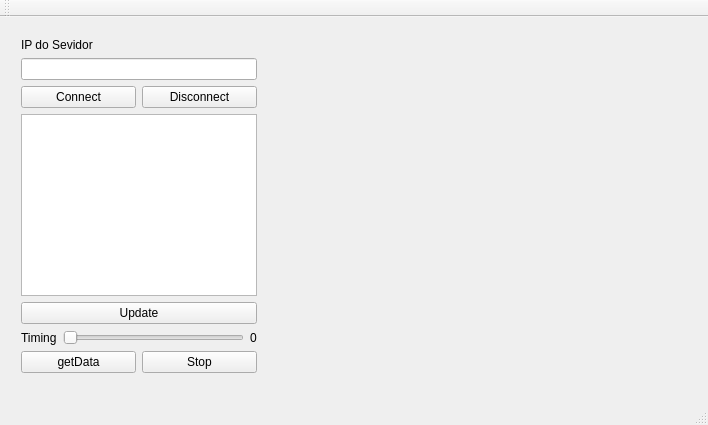
daniellycosta/DCA1202_Cliente_Produtor_e_Supervisor, file Cliente_Consumidor/mainwindow.ui: the form before one commit.
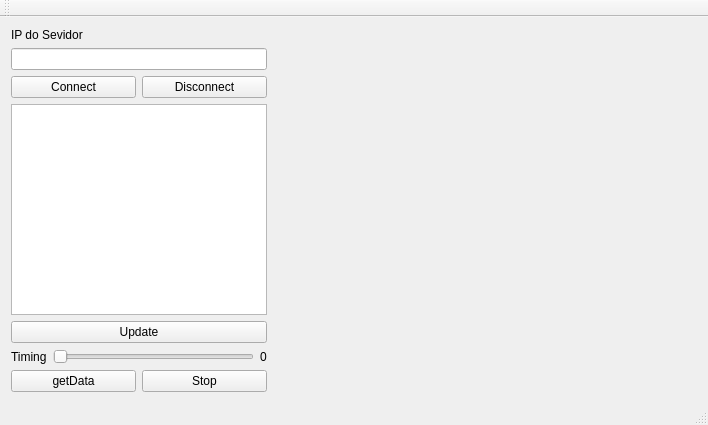
The form after the commit.

Patch:
```diff
--- a/Cliente_Consumidor/mainwindow.ui
+++ b/Cliente_Consumidor/mainwindow.ui
@@ -14,25 +14,8 @@
    <string>MainWindow</string>
   </property>
   <widget class="QWidget" name="centralWidget">
-   <widget class="QWidget" name="widget_Plotter" native="true">
-    <property name="geometry">
-     <rect>
-      <x>290</x>
-      <y>20</y>
-      <width>411</width>
-      <height>341</height>
-     </rect>
-    </property>
-   </widget>
-   <widget class="QWidget" name="">
-    <property name="geometry">
-     <rect>
-      <x>10</x>
-      <y>10</y>
-      <width>258</width>
-      <height>357</height>
-     </rect>
-    </property>
+   <layout class="QFormLayout" name="formLayout">
+    <item row="0" column="0">
     <layout class="QVBoxLayout" name="verticalLayout">
      <item>
       <widget class="QLabel" name="label_Host">
@@ -116,7 +99,11 @@
       </layout>
      </item>
     </layout>
-   </widget>
+    </item>
+    <item row="0" column="1">
+     <widget class="QWidget" name="widget_Plotter" native="true"/>
+    </item>
+   </layout>
   </widget>
   <widget class="QMenuBar" name="menuBar">
    <property name="geometry">
```
Lines whose indentation alone changed are shown as unchanged.
